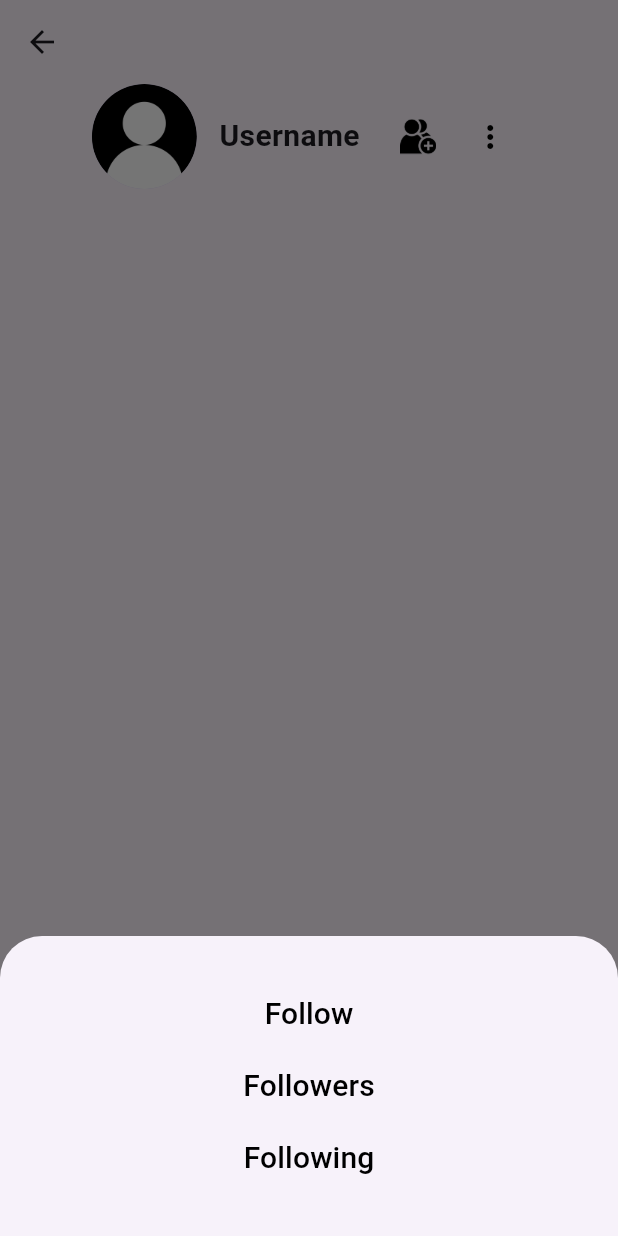
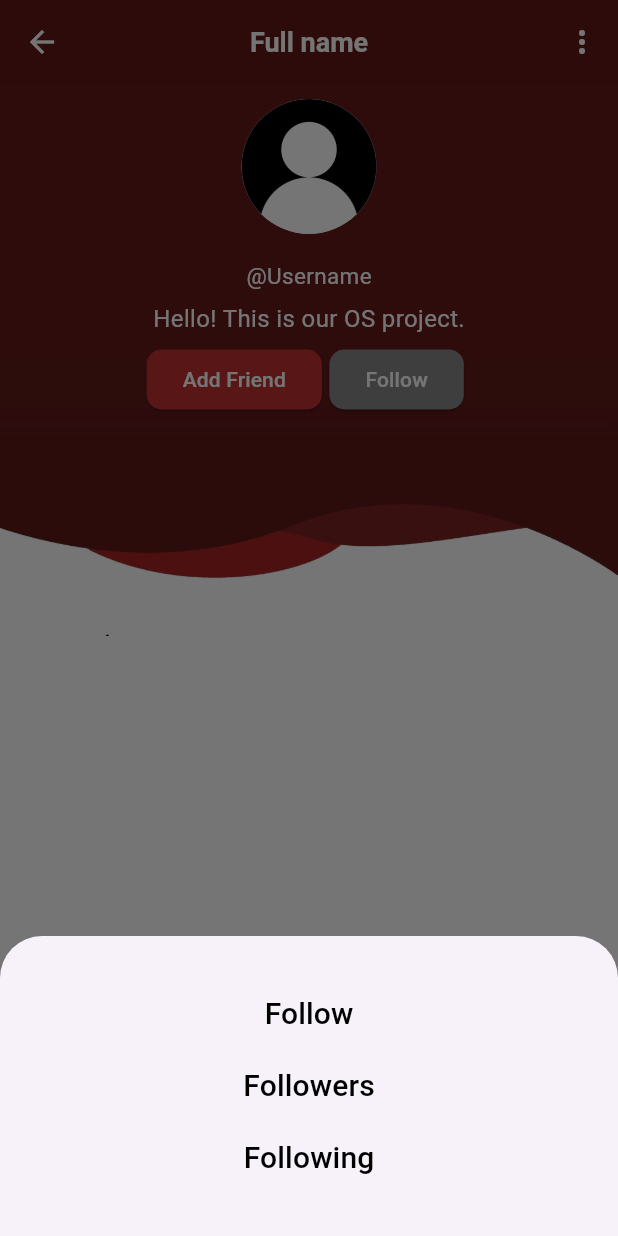
Before and after one commit to twoaxis/social-media-mobile, a Flutter app: the Profile screen opened directly, after a tap on the "more vert" icon, on a phone screen of 412 x 824 dp. Run offline on Flutter 3.47's test engine with Material 3 defaults, Android fonts, the phone set to English and light mode, and no system bars; our stand-ins replace dio, fluentui_system_icons, font_awesome_flutter, shared_preferences; accounts and stored records are empty; network calls fail.

Commit message:
edited profile page

```diff
--- a/lib/data/color.dart
+++ b/lib/data/color.dart
@@ -1,4 +1,7 @@
 import 'package:flutter/material.dart';
 
-const Color primarycolor =  Color(0xFFEEEEEE);
+const Color primarycolor = Color.fromARGB(255, 255, 255, 255);
 const Color secondarycolor = Color.fromARGB(255, 195, 48, 48);
+const Color gray = Color.fromARGB(255, 136, 136, 135);
+const Color red2 = Color.fromARGB(255, 100, 23, 23);
+const Color black = Color.fromARGB(255, 0, 0, 0);
--- a/lib/screens/profile.dart
+++ b/lib/screens/profile.dart
@@ -1,4 +1,5 @@
 import 'package:flutter/material.dart';
+import 'package:social_media_mobile/data/color.dart';
 
 class Profile extends StatefulWidget {
   const Profile({super.key});
@@ -15,46 +16,108 @@ class _ProfileState extends State<Profile> {
         leading: IconButton(
           onPressed: () {},
           icon: const Icon(Icons.arrow_back),
+          color: primarycolor,
         ),
-      ),
-      body: Column(
-        crossAxisAlignment: CrossAxisAlignment.center,
-        children: [
-          Row(
-            mainAxisAlignment: MainAxisAlignment.center,
-            children: [
-              const CircleAvatar(
-                radius: 35,
-                backgroundImage: AssetImage('assets/images/icon-user.png'),
-              ),
-              const Padding(
-                padding: EdgeInsets.symmetric(horizontal: 15),
-                child: Text(
-                  'Username',
+        centerTitle: true,
+        title: const Text(
+          'Full name',
           style: TextStyle(
-                    fontSize: 20,
+            color: primarycolor,
+            fontSize: 18,
             fontWeight: FontWeight.bold,
           ),
         ),
-              ),
-              IconButton(
-                onPressed: () {},
-                icon: const ImageIcon(
-                      color: Color.fromARGB(255, 0, 0, 0),
-                  AssetImage('assets/images/add_friend.png'),
-                ),
-              ),
+        backgroundColor: red2,
+        actions: [
           IconButton(
             onPressed: () {
               follow();
             },
-                      color: Color.fromARGB(255, 0, 0, 0),
-
+            color: primarycolor,
             icon: const Icon(Icons.more_vert),
+          ),
+        ],
+      ),
+      backgroundColor: primarycolor,
+      body: Center(
+        child: Column(
+          crossAxisAlignment: CrossAxisAlignment.center,
+          children: [
+            Container(
+              child: Stack(
+                children: [
+                  Image(
+                    image: AssetImage('assets/images/background3.png'),
+                  ),
+                  Center(
+                    child: Column(
+                      children: [
+                        const Padding(
+                          padding: EdgeInsets.all(10.0),
+                          child: CircleAvatar(
+                            radius: 45,
+                            backgroundImage:
+                                AssetImage('assets/images/icon-user.png'),
+                          ),
+                        ),
+                        const Padding(
+                          padding: EdgeInsets.symmetric(vertical: 7),
+                          child: Text(
+                            '@Username',
+                            style: TextStyle(
+                              color: primarycolor,
+                              fontSize: 15,
+                            ),
+                          ),
+                        ),
+                        const Text(
+                          'Hello! This is our OS project.',
+                          style: TextStyle(
+                            color: primarycolor,
+                            fontSize: 16,
+                          ),
+                        ),
+                        Row(
+                          mainAxisAlignment: MainAxisAlignment.center,
+                          children: [
+                            ElevatedButton(
+                              onPressed: () {},
+                              style: ElevatedButton.styleFrom(
+                                backgroundColor: secondarycolor,
+                                shape: RoundedRectangleBorder(
+                                  borderRadius: BorderRadius.circular(10),
+                                ),
+                              ),
+                              child: const Text(
+                                'Add Friend',
+                                style: TextStyle(color: primarycolor),
+                              ),
+                            ),
+                            Padding(
+                              padding: const EdgeInsets.all(5.0),
+                              child: ElevatedButton(
+                                onPressed: () {},
+                                style: ElevatedButton.styleFrom(
+                                    shape: RoundedRectangleBorder(
+                                      borderRadius: BorderRadius.circular(10),
+                                    ),
+                                    backgroundColor: gray),
+                                child: const Text(
+                                  'Follow',
+                                  style: TextStyle(color: primarycolor),
+                                ),
+                              ),
                             ),
                           ],
                         )
                       ],
+                    ),
+                  )
+                ],
+              ),
+            ),
+          ],
+        ),
       ),
     );
   }
@@ -74,7 +137,7 @@ class _ProfileState extends State<Profile> {
                   child: const Text(
                     'Follow',
                     style: TextStyle(
-                      color: Color.fromARGB(255, 0, 0, 0),
+                      color: black,
                       fontSize: 20,
                     ),
                   ),
@@ -84,7 +147,7 @@ class _ProfileState extends State<Profile> {
                   child: const Text(
                     'Followers',
                     style: TextStyle(
-                      color: Color.fromARGB(255, 0, 0, 0),
+                      color: black,
                       fontSize: 20,
                     ),
                   ),
@@ -94,7 +157,7 @@ class _ProfileState extends State<Profile> {
                   child: const Text(
                     'Following',
                     style: TextStyle(
-                      color: Color.fromARGB(255, 0, 0, 0),
+                      color: black,
                       fontSize: 20,
                     ),
                   ),
```
Also changed, not shown: assets/images/add_friend.png (deleted), assets/images/background3.png (added). Lines whose indentation alone changed are shown as unchanged.
